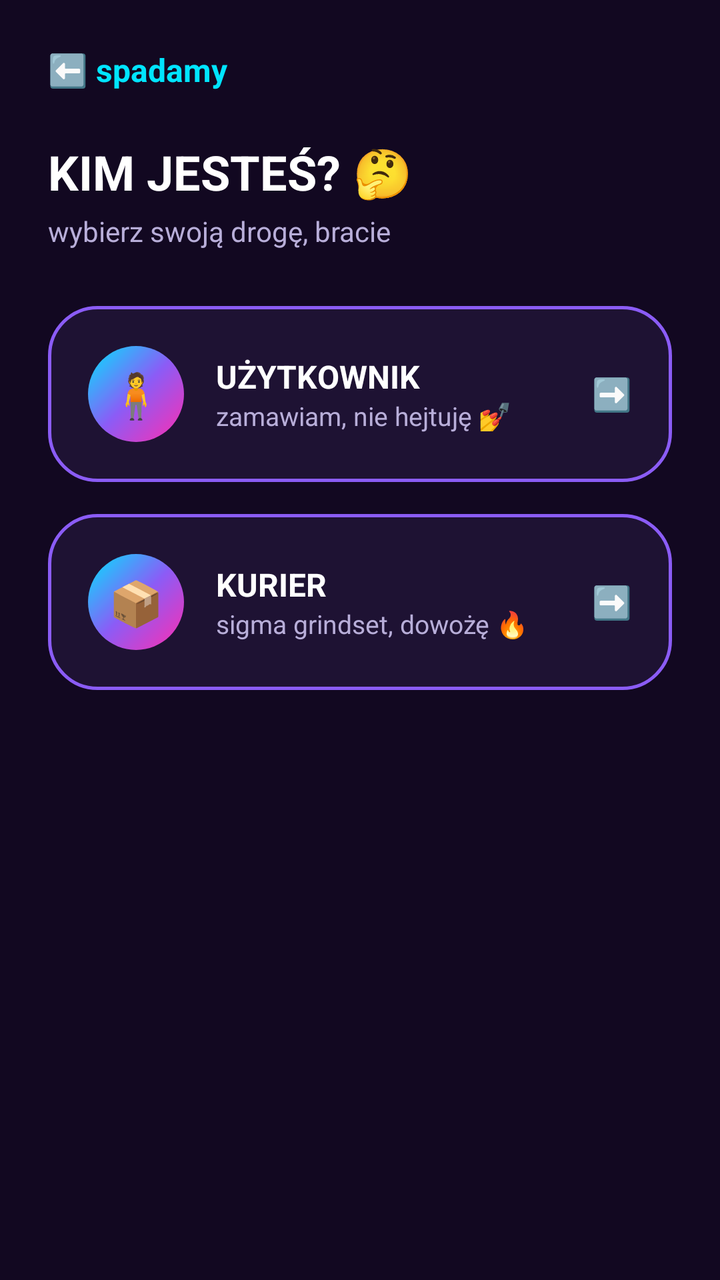
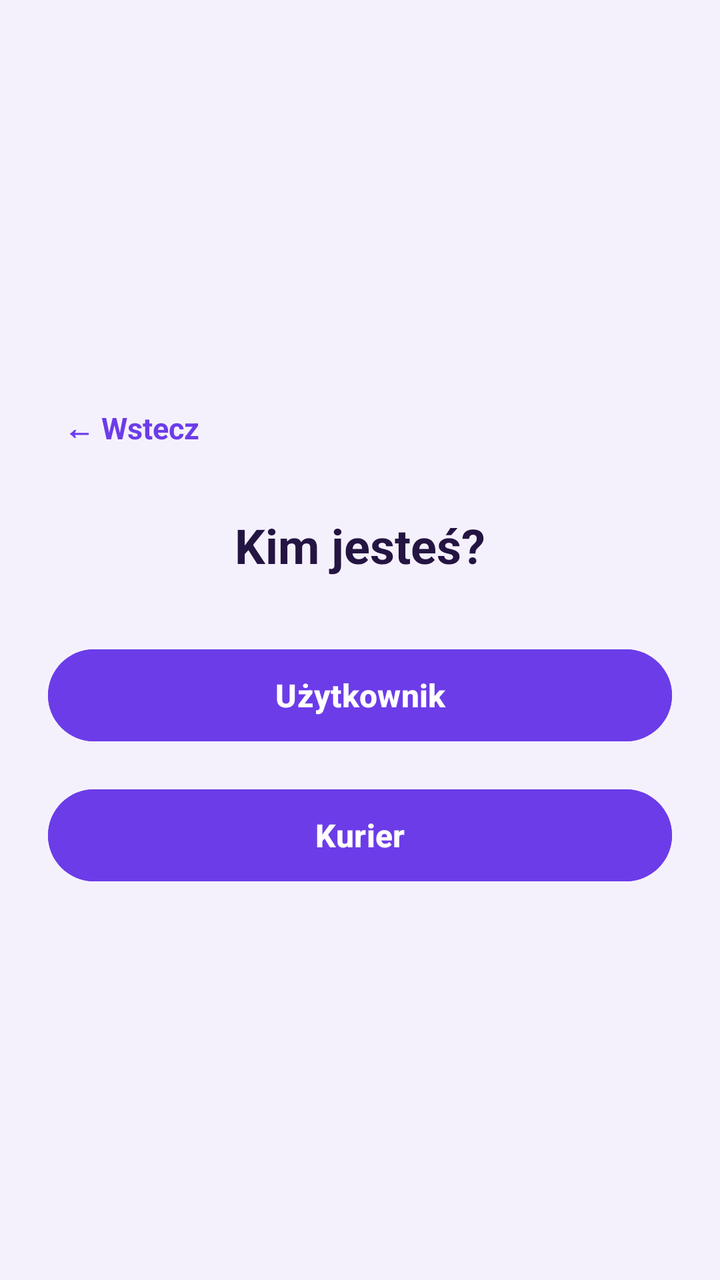

An Android layout rendered at two revisions. The XML below is the earlier revision; the diff shows what the commit changed to produce the second picture.
<!-- AndroidManifest.xml: application theme Theme.DemoEmptyActivity -->
<!-- res/layout/activity_role_selection.xml -->
<?xml version="1.0" encoding="utf-8"?>
<LinearLayout xmlns:android="http://schemas.android.com/apk/res/android"
        xmlns:tools="http://schemas.android.com/tools"
        android:id="@+id/main"
        android:layout_width="match_parent"
        android:layout_height="match_parent"
        android:orientation="vertical"
        android:background="@color/bg_dark"
        android:padding="24dp"
        tools:context=".RoleSelectionActivity">

    <TextView
            android:id="@+id/btnBack"
            android:layout_width="wrap_content"
            android:layout_height="wrap_content"
            android:text="⬅️ spadamy"
            android:textColor="@color/neon_cyan"
            android:textSize="16sp"
            android:textStyle="bold"
            android:clickable="true"
            android:focusable="true"
            android:layout_marginBottom="24dp" />

    <TextView
            android:layout_width="wrap_content"
            android:layout_height="wrap_content"
            android:text="KIM JESTEŚ? 🤔"
            android:textSize="24sp"
            android:textStyle="bold"
            android:textColor="@color/text_light"
            android:layout_marginBottom="4dp" />

    <TextView
            android:layout_width="wrap_content"
            android:layout_height="wrap_content"
            android:text="wybierz swoją drogę, bracie"
            android:textSize="14sp"
            android:textColor="@color/text_muted_light"
            android:layout_marginBottom="28dp" />

    <LinearLayout
            android:id="@+id/cardUser"
            android:layout_width="match_parent"
            android:layout_height="wrap_content"
            android:orientation="horizontal"
            android:gravity="center_vertical"
            android:background="@drawable/card_glow"
            android:padding="20dp"
            android:clickable="true"
            android:focusable="true"
            android:foreground="?attr/selectableItemBackground"
            android:layout_marginBottom="16dp">

        <TextView
                android:layout_width="48dp"
                android:layout_height="48dp"
                android:background="@drawable/gradient_tile"
                android:gravity="center"
                android:text="🧍"
                android:textSize="22sp" />

        <LinearLayout
                android:layout_width="0dp"
                android:layout_height="wrap_content"
                android:layout_weight="1"
                android:orientation="vertical"
                android:layout_marginStart="16dp">

            <TextView
                    android:layout_width="wrap_content"
                    android:layout_height="wrap_content"
                    android:text="UŻYTKOWNIK"
                    android:textSize="16sp"
                    android:textStyle="bold"
                    android:textColor="@color/text_light" />

            <TextView
                    android:layout_width="wrap_content"
                    android:layout_height="wrap_content"
                    android:text="zamawiam, nie hejtuję 💅"
                    android:textSize="13sp"
                    android:textColor="@color/text_muted_light" />
        </LinearLayout>

        <TextView
                android:layout_width="wrap_content"
                android:layout_height="wrap_content"
                android:text="➡️"
                android:textSize="16sp" />
    </LinearLayout>

    <LinearLayout
            android:id="@+id/cardCourier"
            android:layout_width="match_parent"
            android:layout_height="wrap_content"
            android:orientation="horizontal"
            android:gravity="center_vertical"
            android:background="@drawable/card_glow"
            android:padding="20dp"
            android:clickable="true"
            android:focusable="true"
            android:foreground="?attr/selectableItemBackground">

        <TextView
                android:layout_width="48dp"
                android:layout_height="48dp"
                android:background="@drawable/gradient_tile"
                android:gravity="center"
                android:text="📦"
                android:textSize="22sp" />

        <LinearLayout
                android:layout_width="0dp"
                android:layout_height="wrap_content"
                android:layout_weight="1"
                android:orientation="vertical"
                android:layout_marginStart="16dp">

            <TextView
                    android:layout_width="wrap_content"
                    android:layout_height="wrap_content"
                    android:text="KURIER"
                    android:textSize="16sp"
                    android:textStyle="bold"
                    android:textColor="@color/text_light" />

            <TextView
                    android:layout_width="wrap_content"
                    android:layout_height="wrap_content"
                    android:text="sigma grindset, dowożę 🔥"
                    android:textSize="13sp"
                    android:textColor="@color/text_muted_light" />
        </LinearLayout>

        <TextView
                android:layout_width="wrap_content"
                android:layout_height="wrap_content"
                android:text="➡️"
                android:textSize="16sp" />
    </LinearLayout>

</LinearLayout>
<!-- resources referenced by this layout -->
<resources>
  <color name="bg_dark">#120821</color>
  <color name="neon_cyan">#00E5FF</color>
  <color name="text_light">#FFFFFF</color>
  <color name="text_muted_light">#B8AED9</color>
  <!-- drawable card_glow (drawable) -->
  <shape xmlns:android="http://schemas.android.com/apk/res/android">
      <corners android:radius="24dp"/>
      <solid android:color="@color/surface_dark"/>
      <stroke android:width="1.5dp" android:color="@color/neon_purple"/>
  </shape>
  <!-- drawable gradient_tile (drawable) -->
  <shape xmlns:android="http://schemas.android.com/apk/res/android">
      <corners android:radius="24dp"/>
      <gradient
          android:type="linear"
          android:angle="135"
          android:startColor="@color/neon_pink"
          android:centerColor="@color/neon_purple"
          android:endColor="@color/neon_cyan"/>
  </shape>
  <style name="Theme.DemoEmptyActivity" parent="Base.Theme.DemoEmptyActivity" />
  <color name="surface_dark">#1E1233</color>
  <color name="neon_purple">#8B5CF6</color>
  <color name="neon_pink">#FF2DAF</color>
  <style name="Base.Theme.DemoEmptyActivity" parent="Theme.Material3.DayNight.NoActionBar">
          <item name="colorPrimary">@color/neon_purple</item>
          <item name="android:windowBackground">@color/bg_dark</item>
      </style>
</resources>

<!-- the commit's change to res/layout/activity_role_selection.xml (unified diff, before → after) -->
@@ -1,142 +1,58 @@
 <?xml version="1.0" encoding="utf-8"?>
-<LinearLayout xmlns:android="http://schemas.android.com/apk/res/android"
+<androidx.appcompat.widget.LinearLayoutCompat
+        xmlns:android="http://schemas.android.com/apk/res/android"
         xmlns:tools="http://schemas.android.com/tools"
         android:id="@+id/main"
         android:layout_width="match_parent"
         android:layout_height="match_parent"
         android:orientation="vertical"
-        android:background="@color/bg_dark"
+        android:gravity="center"
         android:padding="24dp"
+        android:background="@color/purple_background"
         tools:context=".RoleSelectionActivity">
 
     <TextView
             android:id="@+id/btnBack"
             android:layout_width="wrap_content"
             android:layout_height="wrap_content"
-            android:text="⬅️ spadamy"
-            android:textColor="@color/neon_cyan"
-            android:textSize="16sp"
+            android:layout_gravity="start"
+            android:text="← Wstecz"
+            android:textColor="@color/purple_primary"
+            android:textSize="15sp"
             android:textStyle="bold"
             android:clickable="true"
             android:focusable="true"
+            android:padding="8dp"
             android:layout_marginBottom="24dp" />
 
     <TextView
             android:layout_width="wrap_content"
             android:layout_height="wrap_content"
-            android:text="KIM JESTEŚ? 🤔"
+            android:text="Kim jesteś?"
             android:textSize="24sp"
             android:textStyle="bold"
-            android:textColor="@color/text_light"
-            android:layout_marginBottom="4dp" />
+            android:textColor="@color/text_dark"
+            android:layout_marginBottom="32dp" />
 
-    <TextView
-            android:layout_width="wrap_content"
-            android:layout_height="wrap_content"
-            android:text="wybierz swoją drogę, bracie"
-            android:textSize="14sp"
-            android:textColor="@color/text_muted_light"
-            android:layout_marginBottom="28dp" />
+    <Button
+            android:id="@+id/btnUser"
+            android:layout_width="match_parent"
+            android:layout_height="54dp"
+            android:text="Użytkownik"
+            android:textSize="16sp"
+            android:textStyle="bold"
+            android:textColor="@color/white"
+            android:backgroundTint="@color/purple_primary"
+            android:layout_marginBottom="16dp" />
 
-    <LinearLayout
-            android:id="@+id/cardUser"
+    <Button
+            android:id="@+id/btnCourier"
             android:layout_width="match_parent"
-            android:layout_height="wrap_content"
-            android:orientation="horizontal"
-            android:gravity="center_vertical"
-            android:background="@drawable/card_glow"
-            android:padding="20dp"
-            android:clickable="true"
-            android:focusable="true"
-            android:foreground="?attr/selectableItemBackground"
-            android:layout_marginBottom="16dp">
+            android:layout_height="54dp"
+            android:text="Kurier"
+            android:textSize="16sp"
+            android:textStyle="bold"
+            android:textColor="@color/white"
+            android:backgroundTint="@color/purple_primary" />
 
-        <TextView
-                android:layout_width="48dp"
-                android:layout_height="48dp"
-                android:background="@drawable/gradient_tile"
-                android:gravity="center"
-                android:text="🧍"
-                android:textSize="22sp" />
-
-        <LinearLayout
-                android:layout_width="0dp"
-                android:layout_height="wrap_content"
-                android:layout_weight="1"
-                android:orientation="vertical"
-                android:layout_marginStart="16dp">
-
-            <TextView
-                    android:layout_width="wrap_content"
-                    android:layout_height="wrap_content"
-                    android:text="UŻYTKOWNIK"
-                    android:textSize="16sp"
-                    android:textStyle="bold"
-                    android:textColor="@color/text_light" />
-
-            <TextView
-                    android:layout_width="wrap_content"
-                    android:layout_height="wrap_content"
-                    android:text="zamawiam, nie hejtuję 💅"
-                    android:textSize="13sp"
-                    android:textColor="@color/text_muted_light" />
-        </LinearLayout>
-
-        <TextView
-                android:layout_width="wrap_content"
-                android:layout_height="wrap_content"
-                android:text="➡️"
-                android:textSize="16sp" />
-    </LinearLayout>
-
-    <LinearLayout
-            android:id="@+id/cardCourier"
-            android:layout_width="match_parent"
-            android:layout_height="wrap_content"
-            android:orientation="horizontal"
-            android:gravity="center_vertical"
-            android:background="@drawable/card_glow"
-            android:padding="20dp"
-            android:clickable="true"
-            android:focusable="true"
-            android:foreground="?attr/selectableItemBackground">
-
-        <TextView
-                android:layout_width="48dp"
-                android:layout_height="48dp"
-                android:background="@drawable/gradient_tile"
-                android:gravity="center"
-                android:text="📦"
-                android:textSize="22sp" />
-
-        <LinearLayout
-                android:layout_width="0dp"
-                android:layout_height="wrap_content"
-                android:layout_weight="1"
-                android:orientation="vertical"
-                android:layout_marginStart="16dp">
-
-            <TextView
-                    android:layout_width="wrap_content"
-                    android:layout_height="wrap_content"
-                    android:text="KURIER"
-                    android:textSize="16sp"
-                    android:textStyle="bold"
-                    android:textColor="@color/text_light" />
-
-            <TextView
-                    android:layout_width="wrap_content"
-                    android:layout_height="wrap_content"
-                    android:text="sigma grindset, dowożę 🔥"
-                    android:textSize="13sp"
-                    android:textColor="@color/text_muted_light" />
-        </LinearLayout>
-
-        <TextView
-                android:layout_width="wrap_content"
-                android:layout_height="wrap_content"
-                android:text="➡️"
-                android:textSize="16sp" />
-    </LinearLayout>
-
-</LinearLayout>
+</androidx.appcompat.widget.LinearLayoutCompat>
<!-- resource entries referenced after the edit -->
@@ -1,32 +1,16 @@
 <!-- resources referenced by this layout -->
 <resources>
-  <color name="bg_dark">#120821</color>
-  <color name="neon_cyan">#00E5FF</color>
-  <color name="text_light">#FFFFFF</color>
-  <color name="text_muted_light">#B8AED9</color>
-  <!-- drawable card_glow (drawable) -->
-  <shape xmlns:android="http://schemas.android.com/apk/res/android">
-      <corners android:radius="24dp"/>
-      <solid android:color="@color/surface_dark"/>
-      <stroke android:width="1.5dp" android:color="@color/neon_purple"/>
-  </shape>
-  <!-- drawable gradient_tile (drawable) -->
-  <shape xmlns:android="http://schemas.android.com/apk/res/android">
-      <corners android:radius="24dp"/>
-      <gradient
-          android:type="linear"
-          android:angle="135"
-          android:startColor="@color/neon_pink"
-          android:centerColor="@color/neon_purple"
-          android:endColor="@color/neon_cyan"/>
-  </shape>
+  <color name="purple_background">#F5F1FC</color>
+  <color name="purple_primary">#6C3CE9</color>
+  <color name="text_dark">#241442</color>
+  <color name="white">#FFFFFFFF</color>
   <style name="Theme.DemoEmptyActivity" parent="Base.Theme.DemoEmptyActivity" />
-  <color name="surface_dark">#1E1233</color>
-  <color name="neon_purple">#8B5CF6</color>
-  <color name="neon_pink">#FF2DAF</color>
   <style name="Base.Theme.DemoEmptyActivity" parent="Theme.Material3.DayNight.NoActionBar">
-          <item name="colorPrimary">@color/neon_purple</item>
-          <item name="android:windowBackground">@color/bg_dark</item>
+          <item name="colorPrimary">@color/purple_primary</item>
+          <item name="colorPrimaryDark">@color/purple_primary_dark</item>
+          <item name="colorOnPrimary">@color/white</item>
+          <item name="android:windowBackground">@color/purple_background</item>
       </style>
+  <color name="purple_primary_dark">#4B2AAE</color>
 </resources>
 
